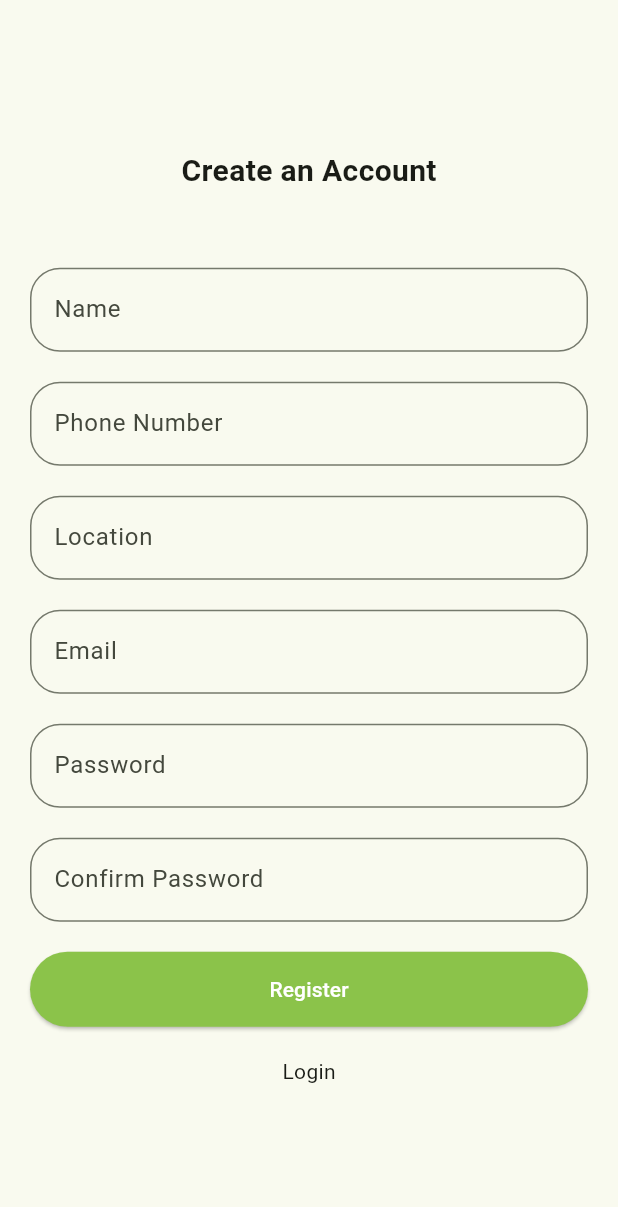
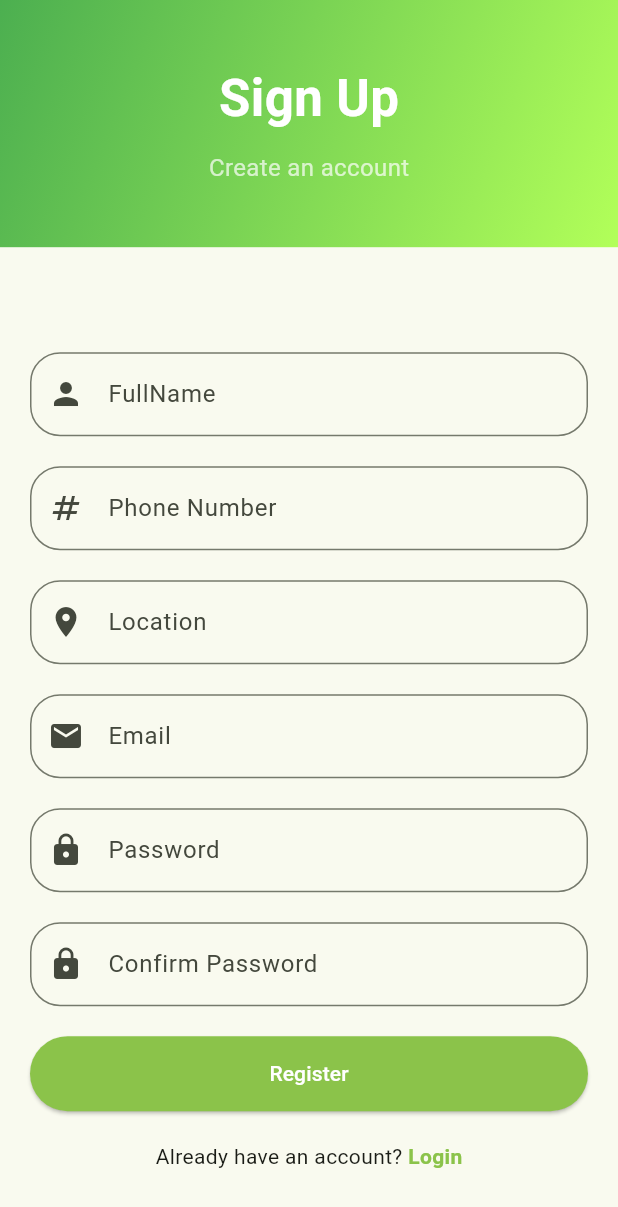
Before and after one commit to joewarden-cmd/cafetana_app, a Flutter app: the screen it shows after launch, after a tap on "Signup", on a phone screen of 412 x 824 dp. Shown: the top 1207 px of the screen. Run offline on Flutter 3.47's test engine with Material 3 defaults, Android fonts, the light colour scheme and no system bars; our stand-ins replace carousel_slider, cloud_firestore, firebase_auth, firebase_core; accounts and stored records are empty; generated files the repository leaves out were written again; network calls fail.

Commit message:
chore: sign up UI

```diff
--- a/lib/pages/login.dart
+++ b/lib/pages/login.dart
@@ -72,7 +72,7 @@ class _LoginPageState extends State<LoginPage> {
                     const SizedBox(height: 10),
                     // Subtext
                     Text(
-                      "Enter your credentials to login.",
+                      "Enter your credentials to login",
                       style: TextStyle(
                         fontSize: 16,
                         color: Colors.white70,
@@ -101,7 +101,7 @@ class _LoginPageState extends State<LoginPage> {
                           border: OutlineInputBorder(
                             borderRadius: BorderRadius.circular(20),
                           ),
-                          prefixIcon: Icon(Icons.person),
+                          prefixIcon: Icon(Icons.email),
                         ),
                       ),
                       const SizedBox(height: 20),
--- a/lib/pages/signup.dart
+++ b/lib/pages/signup.dart
@@ -82,28 +82,62 @@ class _SignPageState extends State<SignUpPage> {
   @override
   Widget build(BuildContext context) {
     return Scaffold(
-      body: Padding(
+      body: Column(
+        children: [
+          Expanded(
+            flex: 1,
+            child: Container(
+              decoration: const BoxDecoration(
+                gradient: LinearGradient(
+                  colors: [Colors.green, Colors.lightGreenAccent],
+                  begin: Alignment.topLeft,
+                  end: Alignment.bottomRight,
+                ),
+              ),
+              child: Center(
+                child: Column(
+                  mainAxisAlignment: MainAxisAlignment.center,
+                  children: [
+                    // Main text
+                    Text(
+                      "Sign Up",
+                      style: TextStyle(
+                        fontSize: 34,
+                        fontWeight: FontWeight.bold,
+                        color: Colors.white,
+                      ),
+                    ),
+                    const SizedBox(height: 10),
+                    // Subtext
+                    Text(
+                      "Create an account",
+                      style: TextStyle(
+                        fontSize: 16,
+                        color: Colors.white70,
+                      ),
+                    ),
+                  ],
+                ),
+              ),
+            ),
+          ),
+          Expanded(
+            flex: 4,
+            child: Padding(
               padding: const EdgeInsets.all(20.0),
-        child: Center(
               child: SingleChildScrollView(
                 child: Column(
                   mainAxisAlignment: MainAxisAlignment.center,
                   children: [
-                const Text(
-                  "Create an Account",
-                  style: TextStyle(
-                    fontSize: 20,
-                    fontWeight: FontWeight.bold,
-                  ),
-                ),
                     const SizedBox(height: 50),
                     TextField(
                       controller: nameController,
                       decoration: InputDecoration(
-                    labelText: "Name",
+                        labelText: "FullName",
                         border: OutlineInputBorder(
                           borderRadius: BorderRadius.circular(20),
                         ),
+                        prefixIcon: Icon(Icons.person),
                       ),
                     ),
                     const SizedBox(height: 20),
@@ -115,6 +149,7 @@ class _SignPageState extends State<SignUpPage> {
                         border: OutlineInputBorder(
                           borderRadius: BorderRadius.circular(20),
                         ),
+                        prefixIcon: Icon(Icons.numbers),
                       ),
                     ),
                     const SizedBox(height: 20),
@@ -125,6 +160,7 @@ class _SignPageState extends State<SignUpPage> {
                         border: OutlineInputBorder(
                           borderRadius: BorderRadius.circular(20),
                         ),
+                        prefixIcon: Icon(Icons.location_on),
                       ),
                     ),
                     const SizedBox(height: 20),
@@ -136,6 +172,7 @@ class _SignPageState extends State<SignUpPage> {
                         border: OutlineInputBorder(
                           borderRadius: BorderRadius.circular(20),
                         ),
+                        prefixIcon: Icon(Icons.email),
                       ),
                     ),
                     const SizedBox(height: 20),
@@ -147,6 +184,7 @@ class _SignPageState extends State<SignUpPage> {
                         border: OutlineInputBorder(
                           borderRadius: BorderRadius.circular(20),
                         ),
+                        prefixIcon: Icon(Icons.lock),
                       ),
                     ),
                     const SizedBox(height: 20),
@@ -158,6 +196,7 @@ class _SignPageState extends State<SignUpPage> {
                         border: OutlineInputBorder(
                           borderRadius: BorderRadius.circular(20),
                         ),
+                        prefixIcon: Icon(Icons.lock),
                       ),
                     ),
                     const SizedBox(height: 20),
@@ -176,20 +215,29 @@ class _SignPageState extends State<SignUpPage> {
                       ),
                     ),
                     const SizedBox(height: 20),
+                    Row(
+                      mainAxisAlignment: MainAxisAlignment.center,
+                      children: [
+                        const Text("Already have an account? "),
                         GestureDetector(
                           onTap: widget.onTap,
                           child: const Text(
                             "Login",
-                    // style: TextStyle(
-                    //   fontSize: 15,
-                    // ),
+                            style: TextStyle(
+                              color: Colors.lightGreen,
+                              fontWeight: FontWeight.bold,
                             ),
+                          ),
+                        ),
+                      ],
                     ),
                   ],
                 ),
               ),
             ),
           ),
+        ],
+      ),
     );
   }
 }
```
Lines whose indentation alone changed are shown as unchanged.
